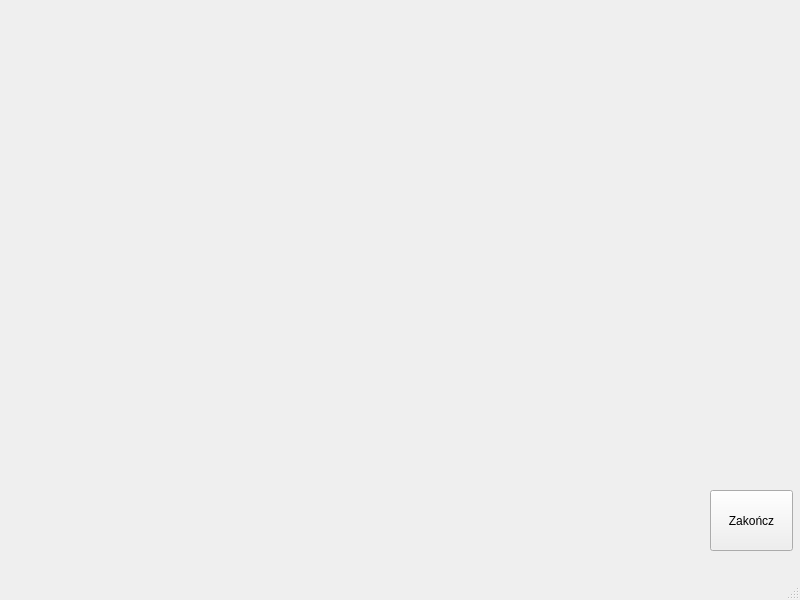
Above: mainwindow.ui from GrimmyReaps/PasswordManager before the change. Below: the same form after it.
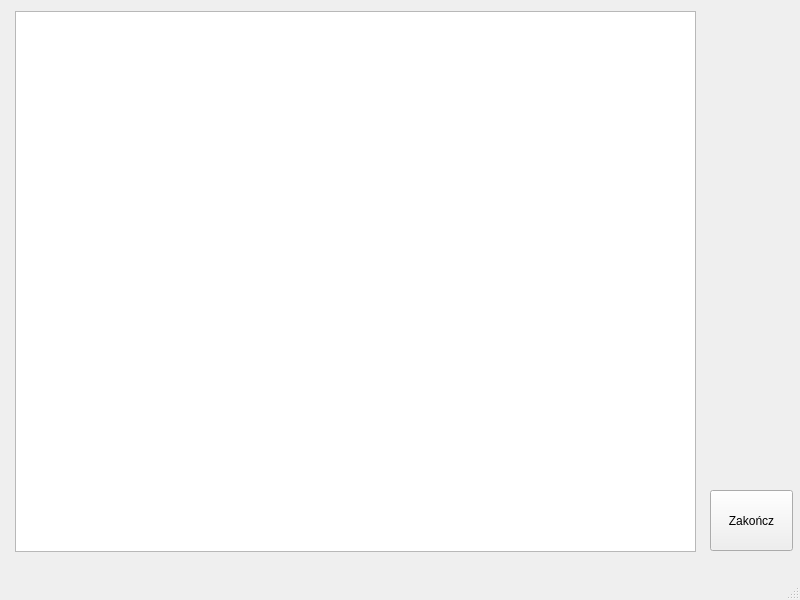
That is the form after the change.

Diff of the .ui file:
```diff
--- a/mainwindow.ui
+++ b/mainwindow.ui
@@ -27,6 +27,25 @@
      <string>Zakończ</string>
     </property>
    </widget>
+   <widget class="QTableWidget" name="passwordsShower">
+    <property name="geometry">
+     <rect>
+      <x>15</x>
+      <y>11</y>
+      <width>681</width>
+      <height>541</height>
+     </rect>
+    </property>
+    <property name="sizeAdjustPolicy">
+     <enum>QAbstractScrollArea::AdjustToContents</enum>
+    </property>
+    <property name="editTriggers">
+     <set>QAbstractItemView::NoEditTriggers</set>
+    </property>
+    <property name="columnCount">
+     <number>0</number>
+    </property>
+   </widget>
   </widget>
   <widget class="QMenuBar" name="menubar">
    <property name="geometry">
```
